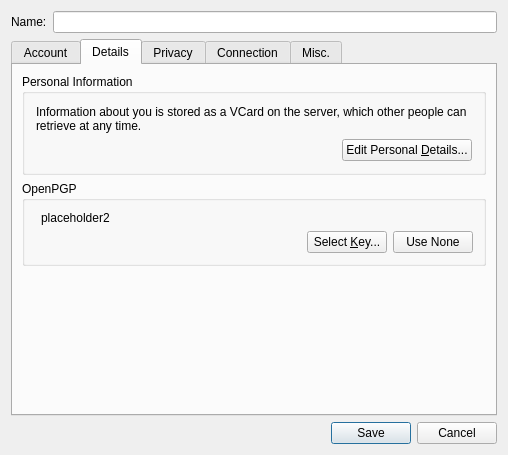
Before: the Qt Designer form src/accountmodify.ui in mconf/mconf-chat-desktop, drawn with Qt 5.
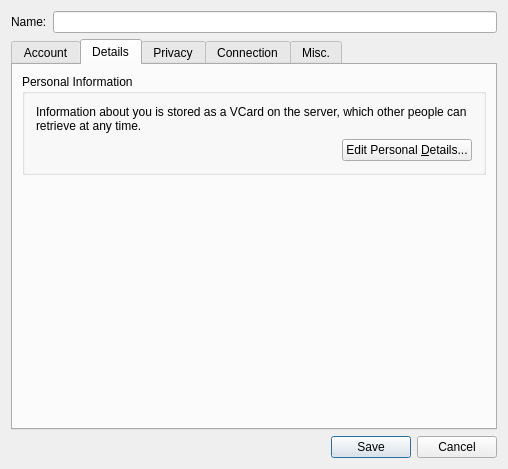
After: the same form once the commit is applied. The open tabs and pages were chosen to show the change. Custom widgets are drawn as their Qt base class.

Commit message: removing OpenPGP key feature

```diff
--- a/src/accountmodify.ui
+++ b/src/accountmodify.ui
@@ -7,7 +7,7 @@
     <x>0</x>
     <y>0</y>
     <width>500</width>
-    <height>455</height>
+    <height>469</height>
    </rect>
   </property>
   <property name="windowTitle">
@@ -335,114 +335,6 @@
          </layout>
         </widget>
        </item>
-       <item>
-        <widget class="QGroupBox" name="gb_pgp">
-         <property name="title">
-          <string>OpenPGP</string>
-         </property>
-         <layout class="QVBoxLayout">
-          <property name="spacing">
-           <number>6</number>
-          </property>
-          <property name="leftMargin">
-           <number>10</number>
-          </property>
-          <property name="topMargin">
-           <number>10</number>
-          </property>
-          <property name="rightMargin">
-           <number>10</number>
-          </property>
-          <property name="bottomMargin">
-           <number>10</number>
-          </property>
-          <item>
-           <layout class="QHBoxLayout">
-            <property name="spacing">
-             <number>6</number>
-            </property>
-            <property name="leftMargin">
-             <number>0</number>
-            </property>
-            <property name="topMargin">
-             <number>0</number>
-            </property>
-            <property name="rightMargin">
-             <number>0</number>
-            </property>
-            <property name="bottomMargin">
-             <number>0</number>
-            </property>
-            <item>
-             <widget class="IconLabel" name="lb_keyicon" native="true"/>
-            </item>
-            <item>
-             <widget class="QLabel" name="lb_keyname">
-              <property name="sizePolicy">
-               <sizepolicy hsizetype="Expanding" vsizetype="Preferred">
-                <horstretch>0</horstretch>
-                <verstretch>0</verstretch>
-               </sizepolicy>
-              </property>
-              <property name="text">
-               <string>placeholder2</string>
-              </property>
-             </widget>
-            </item>
-           </layout>
-          </item>
-          <item>
-           <layout class="QHBoxLayout">
-            <property name="spacing">
-             <number>6</number>
-            </property>
-            <property name="leftMargin">
-             <number>0</number>
-            </property>
-            <property name="topMargin">
-             <number>0</number>
-            </property>
-            <property name="rightMargin">
-             <number>0</number>
-            </property>
-            <property name="bottomMargin">
-             <number>0</number>
-            </property>
-            <item>
-             <spacer>
-              <property name="orientation">
-               <enum>Qt::Horizontal</enum>
-              </property>
-              <property name="sizeType">
-               <enum>QSizePolicy::Expanding</enum>
-              </property>
-              <property name="sizeHint" stdset="0">
-               <size>
-                <width>0</width>
-                <height>20</height>
-               </size>
-              </property>
-             </spacer>
-            </item>
-            <item>
-             <widget class="QPushButton" name="pb_key">
-              <property name="text">
-               <string>Select &amp;Key...</string>
-              </property>
-             </widget>
-            </item>
-            <item>
-             <widget class="QPushButton" name="pb_keyclear">
-              <property name="text">
-               <string>Use None</string>
-              </property>
-             </widget>
-            </item>
-           </layout>
-          </item>
-         </layout>
-        </widget>
-       </item>
        <item>
         <spacer>
          <property name="orientation">
@@ -1317,14 +1209,6 @@
   </layout>
  </widget>
  <layoutdefault spacing="6" margin="11"/>
- <customwidgets>
-  <customwidget>
-   <class>IconLabel</class>
-   <extends></extends>
-   <header>iconlabel.h</header>
-   <container>1</container>
-  </customwidget>
- </customwidgets>
  <tabstops>
   <tabstop>le_name</tabstop>
   <tabstop>tab_main</tabstop>
```
Left out of the diff: 6 changed lines with no effect on the pictures. The commit also changes 1 other file.
